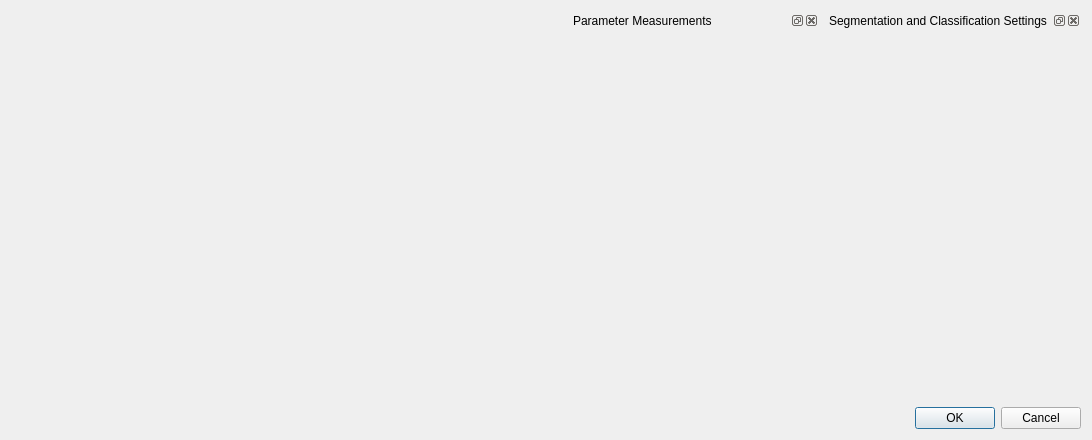
Before: the Qt Designer form graphic_interface/UI_Files/detectElementsDialog.ui in ECMora/SoundLab, drawn with Qt 5.
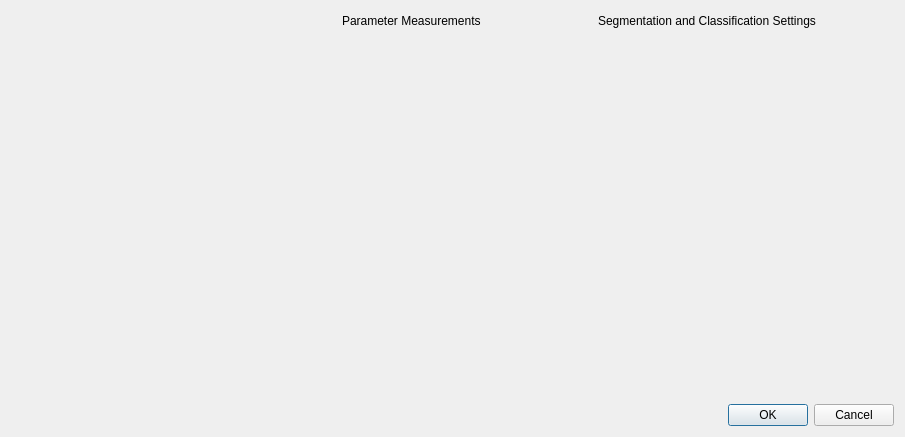
After: the same form once the commit is applied. Custom widgets are drawn as their Qt base class.

Commit message: segmentation visual items improved actions with selected elements (delete, classify) little update on signal labels (Main window)

```diff
--- a/graphic_interface/UI_Files/detectElementsDialog.ui
+++ b/graphic_interface/UI_Files/detectElementsDialog.ui
@@ -9,8 +9,8 @@
    <rect>
     <x>0</x>
     <y>0</y>
-    <width>1092</width>
-    <height>440</height>
+    <width>905</width>
+    <height>437</height>
    </rect>
   </property>
   <property name="sizePolicy">
@@ -68,44 +68,6 @@
      </layout>
     </widget>
    </item>
-   <item row="0" column="1" rowspan="2" colspan="2">
-    <widget class="QDockWidget" name="dock_parameter_measurement">
-     <property name="sizePolicy">
-      <sizepolicy hsizetype="Maximum" vsizetype="Expanding">
-       <horstretch>0</horstretch>
-       <verstretch>0</verstretch>
-      </sizepolicy>
-     </property>
-     <property name="minimumSize">
-      <size>
-       <width>250</width>
-       <height>84</height>
-      </size>
-     </property>
-     <property name="maximumSize">
-      <size>
-       <width>16777215</width>
-       <height>16777215</height>
-      </size>
-     </property>
-     <property name="styleSheet">
-      <string notr="true"/>
-     </property>
-     <property name="floating">
-      <bool>false</bool>
-     </property>
-     <property name="features">
-      <set>QDockWidget::AllDockWidgetFeatures</set>
-     </property>
-     <property name="windowTitle">
-      <string>Parameter Measurements</string>
-     </property>
-     <widget class="QWidget" name="parameter_measurement_settings">
-      <zorder>dock_segm_classif</zorder>
-      <zorder>dock_segm_classif</zorder>
-     </widget>
-    </widget>
-   </item>
    <item row="1" column="4">
     <widget class="QDialogButtonBox" name="buttonBox">
      <property name="sizePolicy">
@@ -144,7 +106,7 @@
      </property>
      <property name="minimumSize">
       <size>
-       <width>250</width>
+       <width>300</width>
        <height>84</height>
       </size>
      </property>
@@ -161,7 +123,7 @@
       <bool>false</bool>
      </property>
      <property name="features">
-      <set>QDockWidget::AllDockWidgetFeatures</set>
+      <set>QDockWidget::DockWidgetMovable</set>
      </property>
      <property name="windowTitle">
       <string>Segmentation and Classification Settings</string>
@@ -169,6 +131,41 @@
      <widget class="QWidget" name="segmentation_classification_settings"/>
     </widget>
    </item>
+   <item row="0" column="1">
+    <widget class="QDockWidget" name="dock_parameter_measurement">
+     <property name="sizePolicy">
+      <sizepolicy hsizetype="Maximum" vsizetype="Expanding">
+       <horstretch>0</horstretch>
+       <verstretch>0</verstretch>
+      </sizepolicy>
+     </property>
+     <property name="minimumSize">
+      <size>
+       <width>250</width>
+       <height>84</height>
+      </size>
+     </property>
+     <property name="maximumSize">
+      <size>
+       <width>524287</width>
+       <height>524287</height>
+      </size>
+     </property>
+     <property name="styleSheet">
+      <string notr="true"/>
+     </property>
+     <property name="floating">
+      <bool>false</bool>
+     </property>
+     <property name="features">
+      <set>QDockWidget::DockWidgetMovable</set>
+     </property>
+     <property name="windowTitle">
+      <string>Parameter Measurements</string>
+     </property>
+     <widget class="QWidget" name="parameter_measurement_settings"/>
+    </widget>
+   </item>
   </layout>
  </widget>
  <customwidgets>
```
The commit also changes 10 other files.
